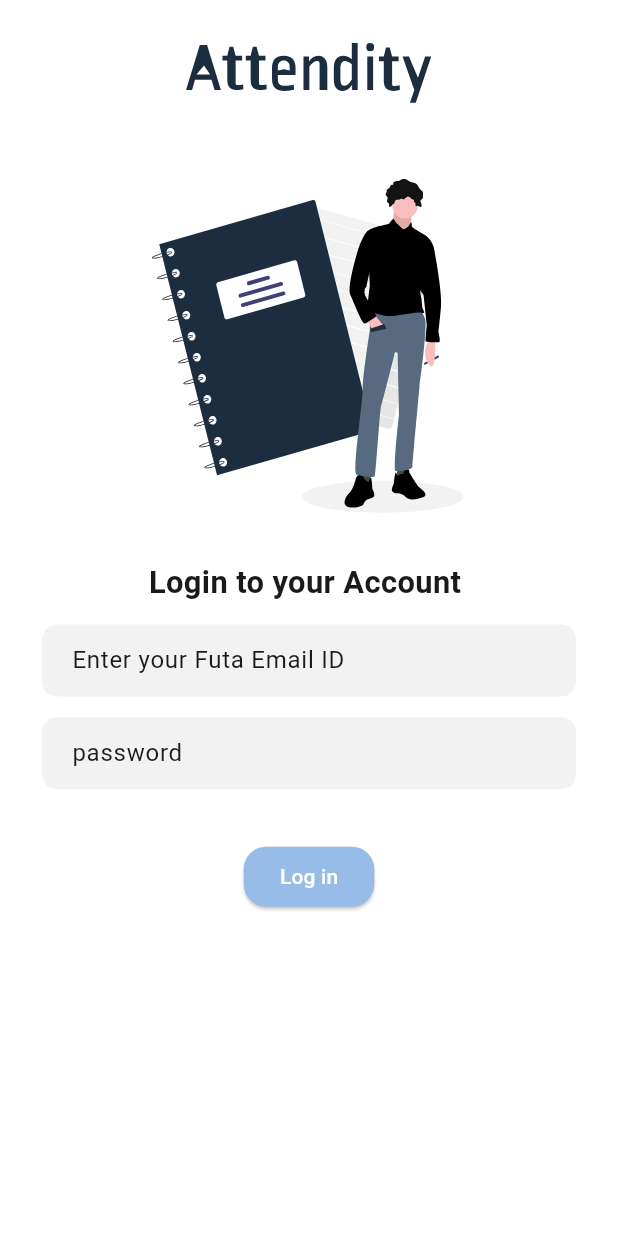
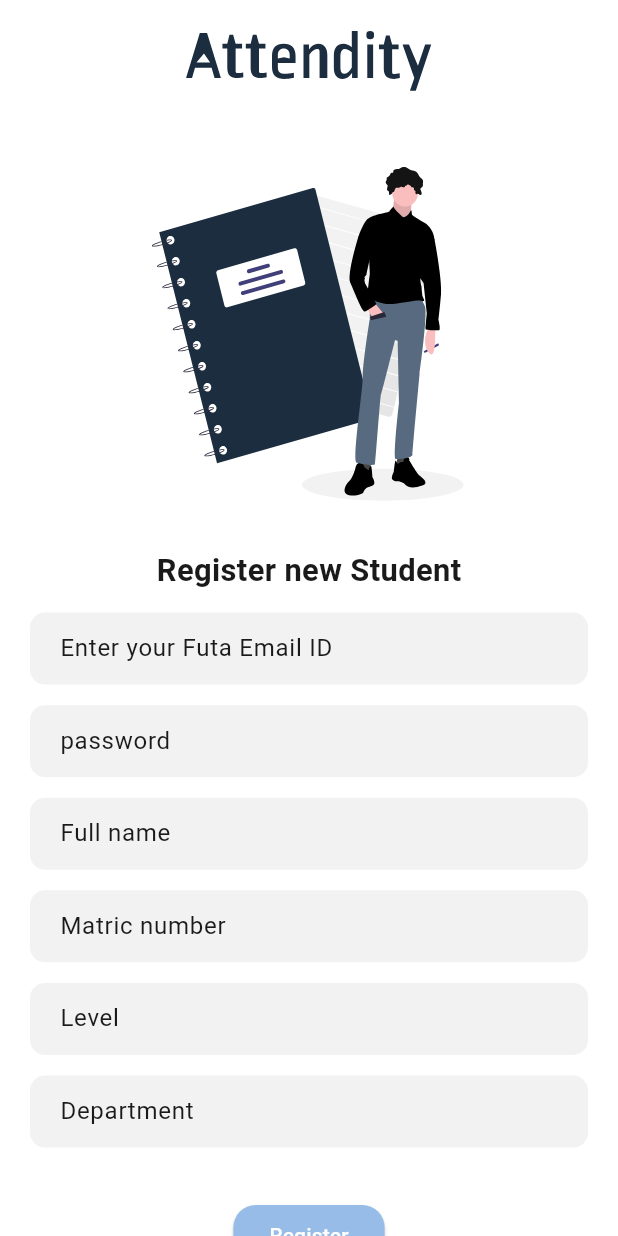
Before and after one commit to Adebayo2016/attendity, a Flutter app: the Register screen opened directly, on a phone screen of 412 x 824 dp. Run offline on Flutter 3.47's test engine with Material 3 defaults, Android fonts, the light colour scheme and no system bars; our stand-ins replace cloud_firestore, firebase_auth, firebase_core, flutter_easyloading, flutter_screenutil, flutter_svg and 2 more; accounts and stored records are empty.

Commit message:
updated Register

```diff
--- a/lib/views/register.dart
+++ b/lib/views/register.dart
@@ -1,17 +1,28 @@
+import 'package:attendity/controller/RegisterController/Register_controller.dart';
 import 'package:flutter/material.dart';
 import 'package:flutter_screenutil/flutter_screenutil.dart';
 import 'package:flutter_svg/flutter_svg.dart';
+import 'package:get/get.dart';
 
-class Register extends StatelessWidget {
+class Register extends StatefulWidget {
   const Register({super.key});
 
   @override
+  State<Register> createState() => _RegisterState();
+}
+
+class _RegisterState extends State<Register> {
+  final _formKey = GlobalKey<FormState>();
+  final RegisterController _registerController = Get.put(RegisterController());
+
+  @override
   Widget build(BuildContext context) {
-    return Padding(
-      padding: const EdgeInsets.all(8.0),
-      child: Scaffold(
+    return Scaffold(
       backgroundColor: Colors.white,
-        body: Column(
+      body: SingleChildScrollView(
+        scrollDirection: Axis.vertical,
+        child: Form(
+          child: Column(
             //mainAxisAlignment: MainAxisAlignment.center,
             children:  [
               SizedBox(height: 20,),
@@ -40,7 +51,7 @@ class Register extends StatelessWidget {
               Container(
                 child: Center(
                   child: Text(
-                  'Login to your Account ',
+                    'Register new Student',
                     style: TextStyle(
                       fontSize: 18.sp,
                       fontWeight: FontWeight.w700,
@@ -51,7 +62,6 @@ class Register extends StatelessWidget {
               ),
 
               SizedBox(height: 12.sp,),
-
               Padding(
                 padding: const EdgeInsets.symmetric(horizontal: 20),
                 child: Center(
@@ -64,6 +74,7 @@ class Register extends StatelessWidget {
                       padding: const EdgeInsets.symmetric(horizontal: 20),
                       child: Center(
                         child: TextField(
+                          controller: _registerController.emailController,
                           decoration: InputDecoration(
                             border: InputBorder.none,
                             hintText: 'Enter your Futa Email ID',
@@ -94,6 +105,7 @@ class Register extends StatelessWidget {
                       padding: const EdgeInsets.symmetric(horizontal: 20),
                       child: Center(
                         child: TextField(
+                          controller: _registerController.passwordController,
                           decoration: InputDecoration(
                             border: InputBorder.none,
                             hintText: 'password',
@@ -106,7 +118,127 @@ class Register extends StatelessWidget {
                         ),
                       ),
                     ),
+                  ),
+                ),
+              ),
+              SizedBox(height: 12.sp,),
 
+              Padding(
+                padding: const EdgeInsets.symmetric(horizontal: 20),
+                child: Center(
+                  child: Container(
+                    decoration: BoxDecoration(
+                      borderRadius: BorderRadius.circular(10),
+                      color: Color(0xFFF2F2F2),
+                    ),
+                    child: Padding(
+                      padding: const EdgeInsets.symmetric(horizontal: 20),
+                      child: Center(
+                        child: TextField(
+                          controller: _registerController.FullNamesController,
+                          decoration: InputDecoration(
+                            border: InputBorder.none,
+                            hintText: 'Full name ',
+                            hintStyle: TextStyle(
+                              fontSize: 14.sp,
+                              fontWeight: FontWeight.w400,
+                              color: Color(0xFF1A1A1A),
+                            ),
+                          ),
+                        ),
+                      ),
+                    ),
+                  ),
+                ),
+              ),
+              SizedBox(height: 12.sp,),
+
+              Padding(
+                padding: const EdgeInsets.symmetric(horizontal: 20),
+                child: Center(
+                  child: Container(
+                    decoration: BoxDecoration(
+                      borderRadius: BorderRadius.circular(10),
+                      color: Color(0xFFF2F2F2),
+                    ),
+                    child: Padding(
+                      padding: const EdgeInsets.symmetric(horizontal: 20),
+                      child: Center(
+                        child: TextField(
+                          controller: _registerController.MatricNumberController,
+                          decoration: InputDecoration(
+                            border: InputBorder.none,
+                            hintText: 'Matric number',
+                            hintStyle: TextStyle(
+                              fontSize: 14.sp,
+                              fontWeight: FontWeight.w400,
+                              color: Color(0xFF1A1A1A),
+                            ),
+                          ),
+                        ),
+                      ),
+                    ),
+                  ),
+                ),
+              ),
+              SizedBox(height: 12.sp,),
+
+              Padding(
+                padding: const EdgeInsets.symmetric(horizontal: 20),
+                child: Center(
+                  child: Container(
+                    decoration: BoxDecoration(
+                      borderRadius: BorderRadius.circular(10),
+                      color: Color(0xFFF2F2F2),
+                    ),
+                    child: Padding(
+                      padding: const EdgeInsets.symmetric(horizontal: 20),
+                      child: Center(
+                        child: TextField(
+                          controller: _registerController.LevelController,
+                          decoration: InputDecoration(
+                            border: InputBorder.none,
+                            hintText: 'Level',
+                            hintStyle: TextStyle(
+                              fontSize: 14.sp,
+                              fontWeight: FontWeight.w400,
+                              color: Color(0xFF1A1A1A),
+                            ),
+                          ),
+                        ),
+                      ),
+                    ),
+                  ),
+                ),
+              ),
+
+              SizedBox(height: 12.sp,),
+
+              Padding(
+                padding: const EdgeInsets.symmetric(horizontal: 20),
+                child: Center(
+                  child: Container(
+                    decoration: BoxDecoration(
+                      borderRadius: BorderRadius.circular(10),
+                      color: Color(0xFFF2F2F2),
+                    ),
+                    child: Padding(
+                      padding: const EdgeInsets.symmetric(horizontal: 20),
+                      child: Center(
+                        child: TextField(
+                          controller: _registerController.DepartmentController,
+                          decoration: InputDecoration(
+                            border: InputBorder.none,
+                            hintText: 'Department',
+                            hintStyle: TextStyle(
+                              fontSize: 14.sp,
+                              fontWeight: FontWeight.w400,
+                              color: Color(0xFF1A1A1A),
+                            ),
+                          ),
+                        ),
+                      ),
+                    ),
                   ),
                 ),
               ),
@@ -122,14 +254,12 @@ class Register extends StatelessWidget {
                   //minimumSize: Size(343.sp, 50.sp),
                 ),
                 onPressed: () {
-                // Navigator.push(
-                //   context,
-                //   MaterialPageRoute(builder: (context) => const ()),
-                // );
+                 _registerController.Register();
                 },
-              child: const Text('Log in'),
+                child: const Text('Register'),
               ),
             ],
+          ),
         ),
       ),
     );
```
Also changed, not shown: lib/controller/RegisterController/Register_controller.dart (+42 -16 lines). Lines whose indentation alone changed are shown as unchanged.
